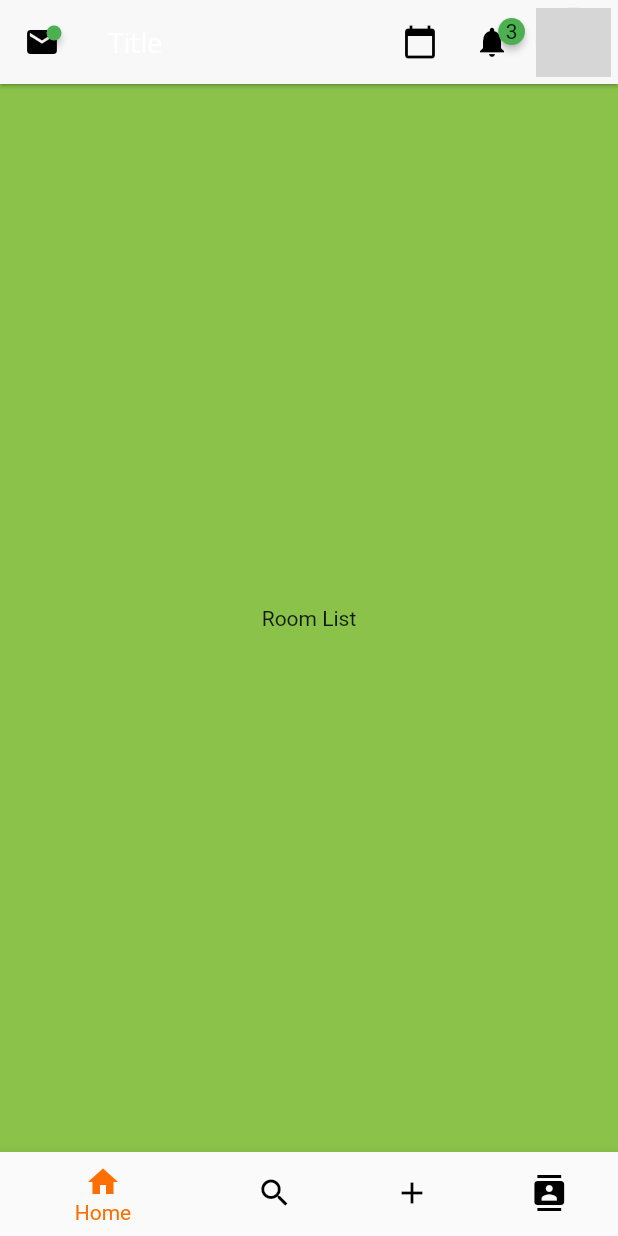
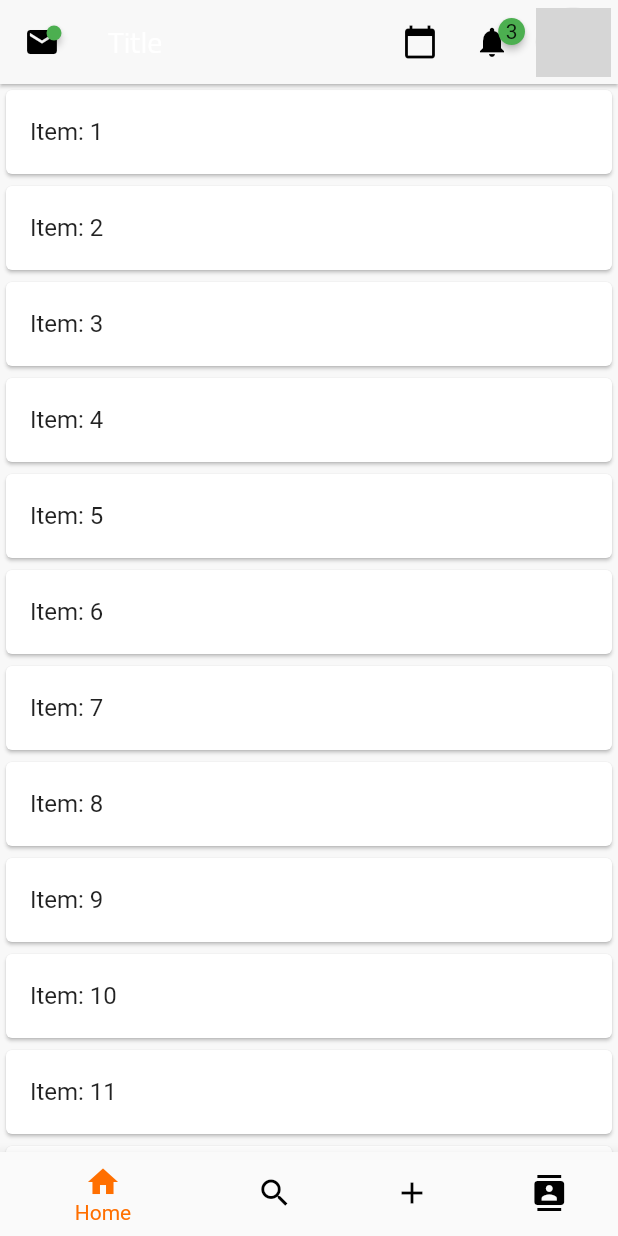
Before and after one commit to w33savage/ui, a Flutter app: the screen it shows after launch, on a phone screen of 412 x 824 dp. Run offline on Flutter 3.47's test engine with Material 2 defaults, Android fonts, the phone set to English and light mode, and no system bars; drawn by our look-alikes of badges, cached_network_image; network calls fail; grey boxes are pictures that could not be loaded.

Commit message:
feat(scrollbar): add scroll bar layout with cards for room listing

```diff
--- a/lib/main.dart
+++ b/lib/main.dart
@@ -152,15 +152,26 @@ class _HomeScreenWidgetState extends State<HomeScreen> {
 }
 
 class _AvailableRoomListWidget extends StatelessWidget {
+  final ScrollController _scrollController = ScrollController();
+
   @override
   Widget build(BuildContext context) {
     return Scaffold(
-      body: Container(
-        color: Colors.lightGreen,
-        child: Center(
-          child: Text('Room List'),
-        ),
-      ),
-    );
+        body: Center(
+      child: Scrollbar(
+          isAlwaysShown: false,
+          showTrackOnHover: false,
+          controller: _scrollController,
+          child: ListView.builder(
+              controller: _scrollController,
+              itemCount: 50,
+              itemBuilder: (context, index) {
+                return Card(
+                  child: ListTile(
+                    title: Text("Item: ${index + 1}"),
+                  ),
+                );
+              })),
+    ));
   }
 }
```
